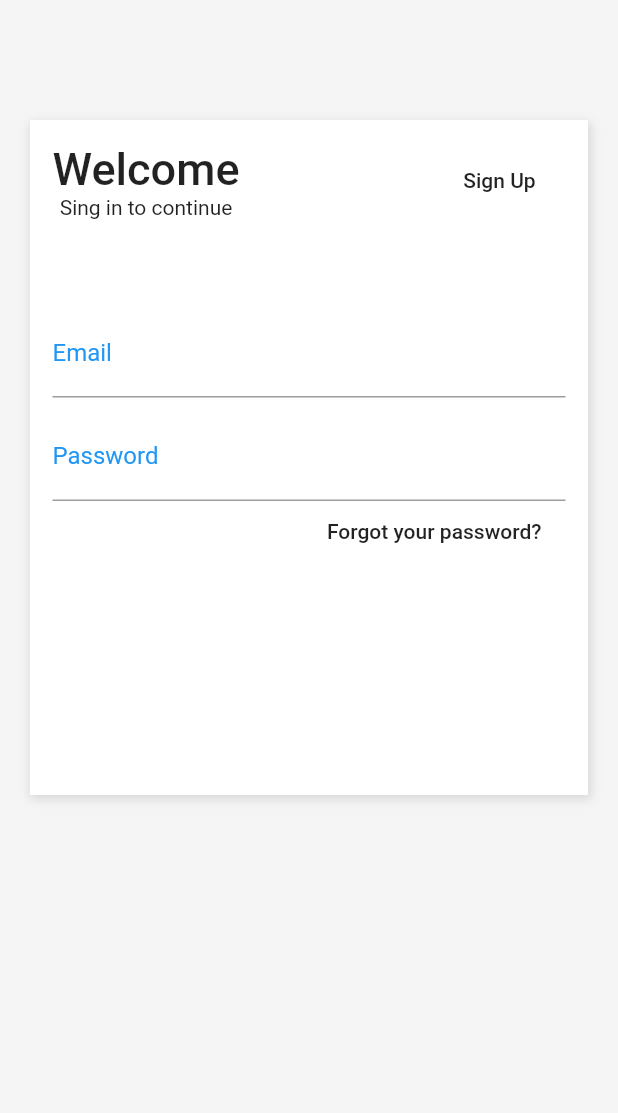
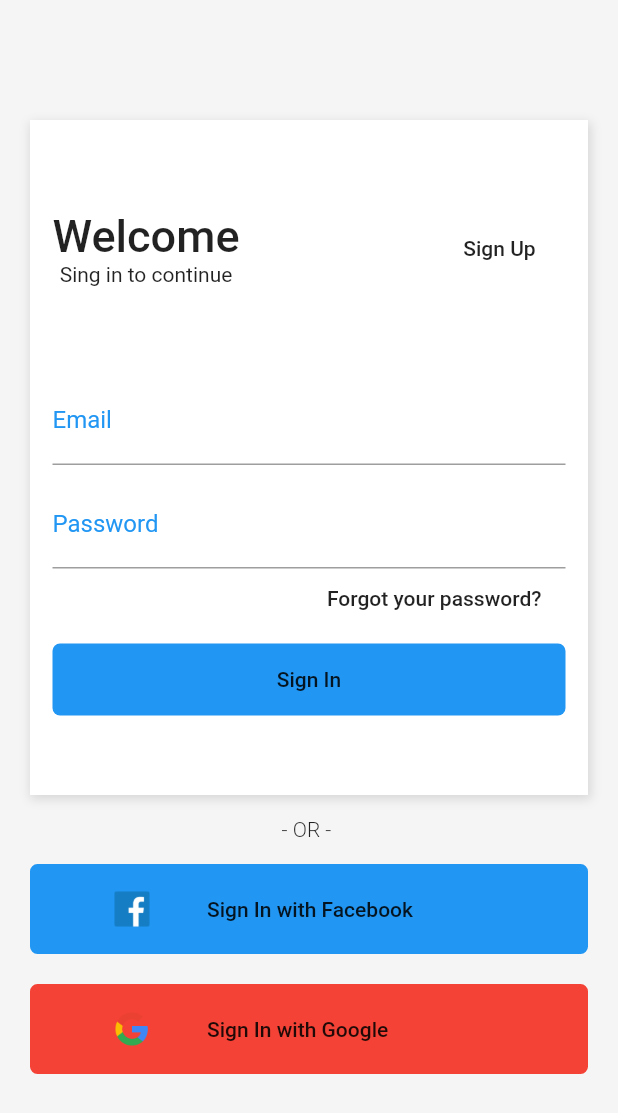
Before and after one commit to jsaintz/shopping-flutter, a Flutter app: the screen it shows after launch, on a phone screen of 412 x 824 dp. Shown: the top 1113 px of the screen. Run offline on Flutter 3.47's test engine with Material 2 defaults, Android fonts, the phone set to English and light mode, and no system bars.

Commit message:
Page login em desenvolvimento

```diff
--- a/lib/pages/login.page.dart
+++ b/lib/pages/login.page.dart
@@ -4,7 +4,8 @@ class LoginPage extends StatelessWidget {
   @override
   Widget build(BuildContext context) {
     return Scaffold(
-      body: Container(
+      body: SingleChildScrollView(
+        child: Container(
           color: Color(0xFFF5F5F5),
           padding: EdgeInsets.only(
             top: 80,
@@ -28,7 +29,7 @@ class LoginPage extends StatelessWidget {
                   ],
                 ),
                 child: Padding(
-                padding: EdgeInsets.all(15),
+                  padding: EdgeInsets.only(left: 15, right: 15, top: 60),
                   child: ListView(
                     children: <Widget>[
                       Row(
@@ -91,13 +92,101 @@ class LoginPage extends StatelessWidget {
                           onPressed: () {},
                         ),
                       ),
-                  ],
+                      SizedBox(
+                        height: 10,
                       ),
+                      Container(
+                        width: double.infinity,
+                        decoration: BoxDecoration(
+                          color: Colors.blue,
+                          borderRadius: BorderRadius.all(
+                            Radius.circular(5),
+                          ),
+                        ),
+                        child: FlatButton(
+                          child: Text("Sign In"),
+                          onPressed: () {},
                         ),
                       )
                     ],
                   ),
                 ),
+              ),
+              Container(
+                padding: EdgeInsets.only(top: 15, bottom: 15),
+                child: Text(
+                  "- OR - ",
+                  style: TextStyle(
+                    fontSize: 14,
+                    fontWeight: FontWeight.w300,
+                  ),
+                ),
+              ),
+              Container(
+                height: 60,
+                decoration: BoxDecoration(
+                  border: Border.all(
+                    width: 2.0,
+                    color: Colors.blue,
+                  ),
+                  borderRadius: BorderRadius.all(
+                    Radius.circular(5),
+                  ),
+                  color: Colors.blue,
+                ),
+                child: FlatButton(
+                  child: Row(
+                    children: <Widget>[
+                      Container(
+                        height: 24,
+                        width: 100,
+                        child: Image.asset(
+                          "assets/facebook.png",
+                          width: 24,
+                        ),
+                      ),
+                      Text("Sign In with Facebook"),
+                    ],
+                  ),
+                  onPressed: () {},
+                ),
+              ),
+              SizedBox(
+                height: 20,
+              ),
+              Container(
+                height: 60,
+                decoration: BoxDecoration(
+                  border: Border.all(
+                    width: 2.0,
+                    color: Colors.red,
+                  ),
+                  borderRadius: BorderRadius.all(
+                    Radius.circular(5),
+                  ),
+                  color: Colors.red,
+                ),
+                child: FlatButton(
+                  child: Row(
+                    children: <Widget>[
+                      Container(
+                        height: 24,
+                        width: 100,
+                        child: Image.asset(
+                          "assets/google.png",
+                          width: 24,
+                        ),
+                      ),
+                      Text("Sign In with Google"),
+                    ],
+                  ),
+                  onPressed: () {},
+                ),
+              ),
+            ],
+          ),
+        ),
+      ),
     );
   }
 }
```
Also changed, not shown: pubspec.yaml (+18 -0 lines), assets/Icon_Devices.png (added), assets/Icon_Gadgets.png (added), assets/Icon_Gaming.png (added), assets/Icon_Mens_Shoe.png (added), assets/Icon_Womens_Shoe.png (added), assets/facebook.png (added), assets/google.png (added), assets/product-1.png (added), assets/product-10.png (added), assets/product-2.png (added), assets/product-3.png (added), assets/product-4.png (added), assets/product-5.png (added), 4 more files, 1 other file. Lines whose indentation alone changed are shown as unchanged.
